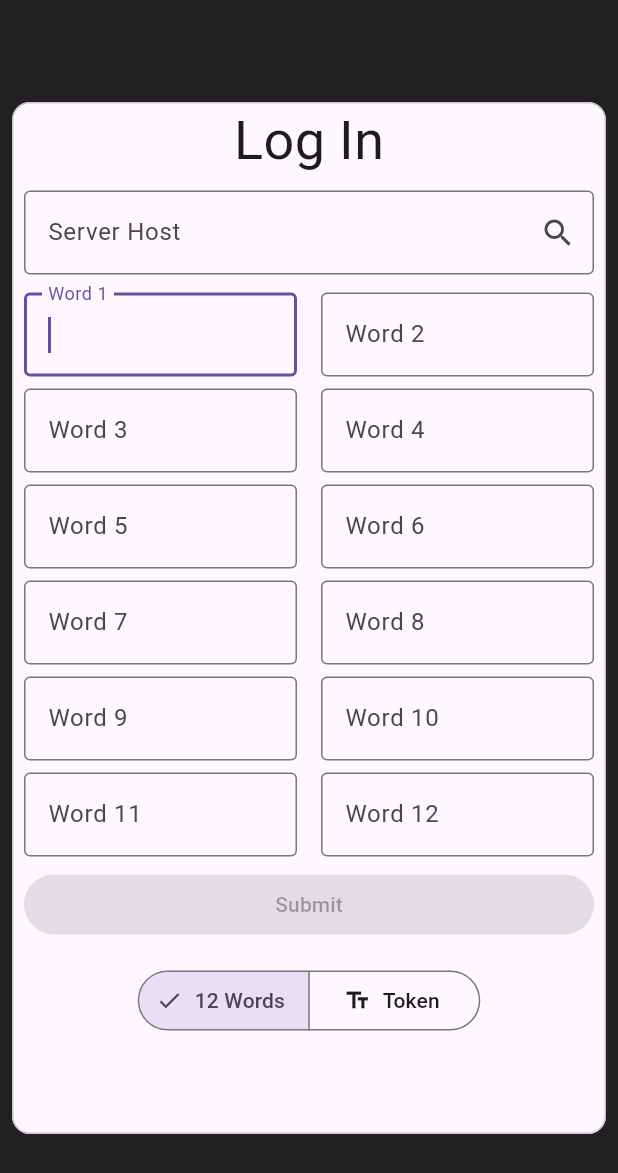
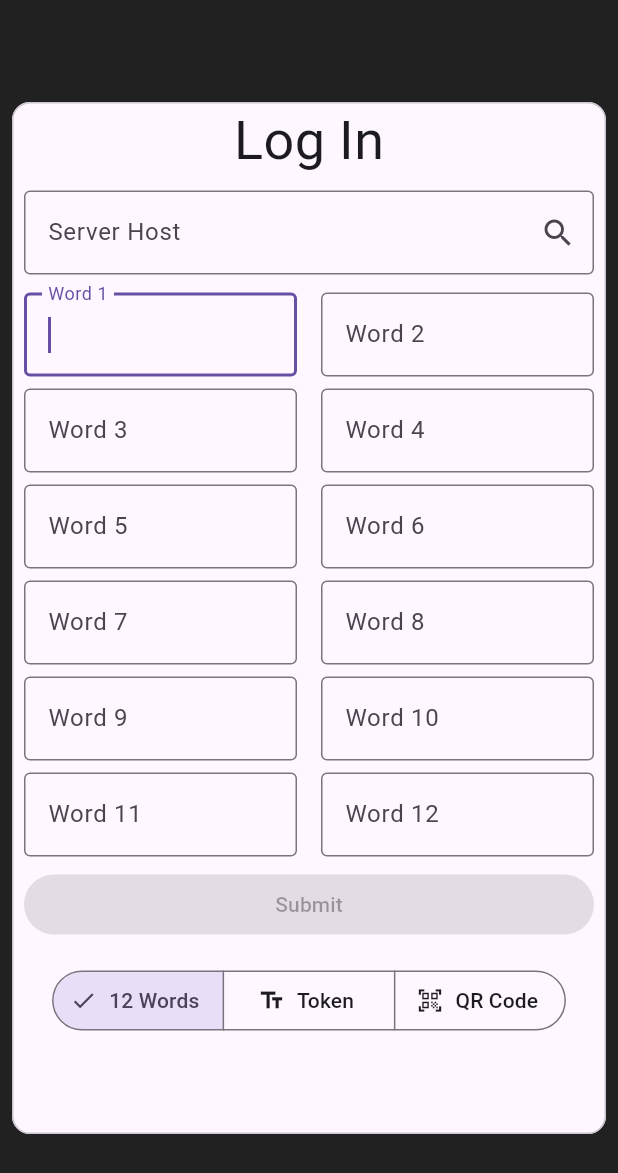
Before and after one commit to forgetaboutitapp/forget-about-it, a Flutter app: the screen it shows after launch, on a phone screen of 412 x 824 dp. Shown: the top 1173 px of the screen. Run offline on Flutter 3.47's test engine with Material 3 defaults, Android fonts, the phone set to English and light mode, and no system bars; drawn by our look-alikes of toastification; our stand-ins replace fast_immutable_collections, file_picker, fixnum, flutter_heatmap_calendar, flutter_hooks, flutter_local_notifications and 11 more; missing offline and left inert: android_alarm_manager_plus, flutter_settings_ui, grpc, humanize_duration, mobile_scanner; accounts and stored records are empty; generated files the repository leaves out were written again.

Commit message:
feat: add QR code login functionality to mobile platform and enable token provisioning display

```diff
--- a/frontend/lib/screens/login/view.dart
+++ b/frontend/lib/screens/login/view.dart
@@ -1,3 +1,4 @@
+import 'package:flutter/foundation.dart';
 import 'package:flutter/material.dart';
 import 'package:flutter_hooks/flutter_hooks.dart';
 import 'package:hooks_riverpod/hooks_riverpod.dart';
@@ -5,8 +6,9 @@ import '../../interop/get_url.dart';
 
 import 'token_login.dart';
 import 'twelve_words_form.dart';
+import 'qr_login.dart';
 
-enum LoginMethod { twelveWords, token }
+enum LoginMethod { twelveWords, token, qrCode }
 
 class LoginScreen extends HookConsumerWidget {
   static String location = '/login';
@@ -53,6 +55,9 @@ class LoginScreen extends HookConsumerWidget {
                         LoginMethod.token => TokenLogin(
                             remoteURL: remoteURL,
                           ),
+                        LoginMethod.qrCode => QrLogin(
+                            remoteURL: remoteURL,
+                          ),
                       },
                       Center(
                         child: SegmentedButton(
@@ -65,16 +70,23 @@ class LoginScreen extends HookConsumerWidget {
                                   value: 2,
                                   label: Text('Token'),
                                   icon: Icon(Icons.text_fields)),
+                              if (defaultTargetPlatform == TargetPlatform.android)
+                                ButtonSegment(
+                                    value: 3,
+                                    label: Text('QR Code'),
+                                    icon: Icon(Icons.qr_code_scanner)),
                             ],
                             selected: switch (show12Words.value) {
                               LoginMethod.twelveWords => {1},
                               LoginMethod.token => {2},
+                              LoginMethod.qrCode => {3},
                             },
                             onSelectionChanged: (v) =>
                                 switch (v.map((e) => e).toList()[0]) {
                                   1 => show12Words.value =
                                       LoginMethod.twelveWords,
                                   2 => show12Words.value = LoginMethod.token,
+                                  3 => show12Words.value = LoginMethod.qrCode,
                                   _ => throw AssertionError(
                                       'selected an invalid state $v')
                                 }),
--- a/frontend/lib/screens/settings/qr_dialog.dart
+++ b/frontend/lib/screens/settings/qr_dialog.dart
@@ -88,6 +88,7 @@ class QRDialog extends HookWidget {
                     remoteHost: remoteHost,
                     uuid: decode['new-uuid'],
                   ),
+                LoginMethod.qrCode => const SizedBox(),
               },
             ),
             SegmentedButton(
@@ -104,6 +105,7 @@ class QRDialog extends HookWidget {
                 selected: switch (show12Words.value) {
                   LoginMethod.twelveWords => {1},
                   LoginMethod.token => {2},
+                  LoginMethod.qrCode => {1},
                 },
                 onSelectionChanged: (v) =>
                     switch (v.map((e) => e).toList()[0]) {
--- a/frontend/pubspec.yaml
+++ b/frontend/pubspec.yaml
@@ -16,7 +16,7 @@ publish_to: 'none' # Remove this line if you wish to publish to pub.dev
 # https://developer.apple.com/library/archive/documentation/General/Reference/InfoPlistKeyReference/Articles/CoreFoundationKeys.html
 # In Windows, build-name is used as the major, minor, and patch parts
 # of the product and file versions while build-number is used as the build suffix.
-version: 0.0.46+9
+version: 0.0.47+10
 
 environment:
   sdk: ^3.6.1
```
Also changed, not shown: frontend/lib/screens/login/qr_login.dart (added, +91 -0 lines).
